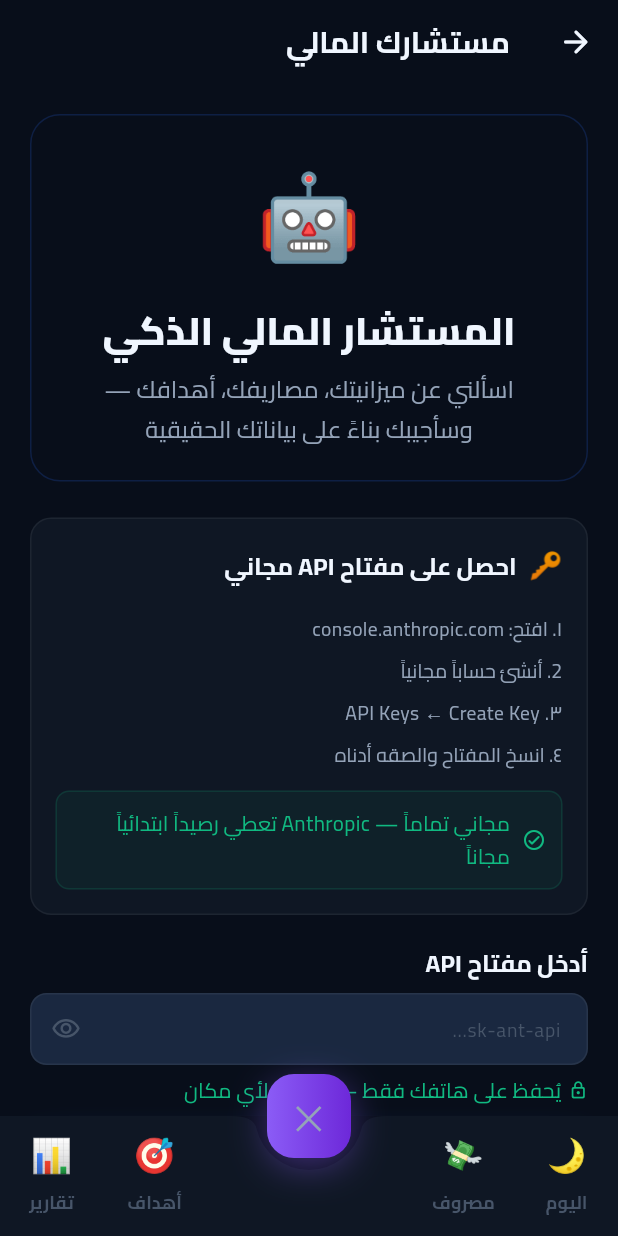
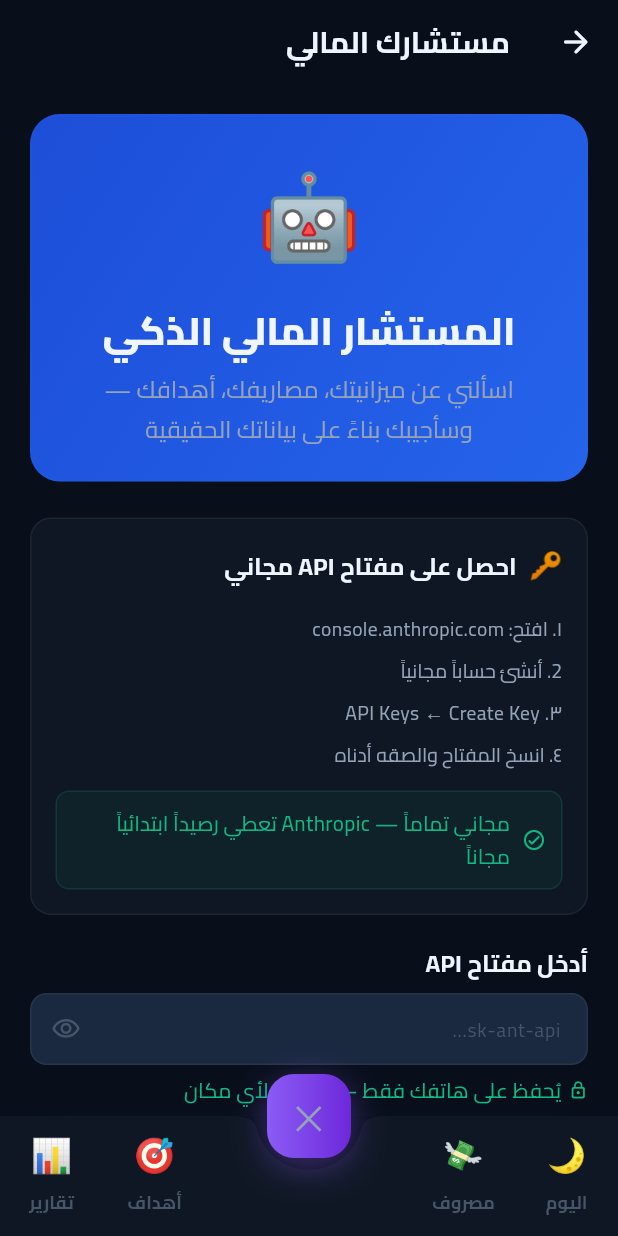
Before and after one commit to ReemAlsibakhi/mudabbir, a Flutter app: the DailyScreen screen opened by its route, after a tap on the "smart toy" icon, on a phone screen of 412 x 824 dp. Run offline on Flutter 3.47's test engine with Material 3 defaults, Android fonts, the phone set to English and light mode, and no system bars; our stand-ins replace equatable, flutter_local_notifications, flutter_riverpod, geocoding, geolocator, go_router and 7 more; accounts and stored records are empty.

Commit message:
fix: add missing AppColors.primaryDeep + AppColors.goldGradient

```diff
--- a/lib/core/theme/app_colors.dart
+++ b/lib/core/theme/app_colors.dart
@@ -28,6 +28,16 @@ abstract final class AppColors {
   // ── Gradients ─────────────────────────────────────────
   static const LinearGradient primary = LinearGradient(
     colors: [Color(0xFF2563EB), Color(0xFF0EA5E9)],
+    begin:  Alignment.centerRight,
+    end:    Alignment.centerLeft,
+  );
+  static const LinearGradient primaryDeep = LinearGradient(
+    colors: [Color(0xFF1D4ED8), Color(0xFF2563EB)],
+    begin:  Alignment.topLeft,
+    end:    Alignment.bottomRight,
+  );
+  static const LinearGradient goldGradient = LinearGradient(
+    colors: [Color(0xFFF59E0B), Color(0xFFFCD34D)],
     begin:  Alignment.centerRight,
     end:    Alignment.centerLeft,
   );
```
